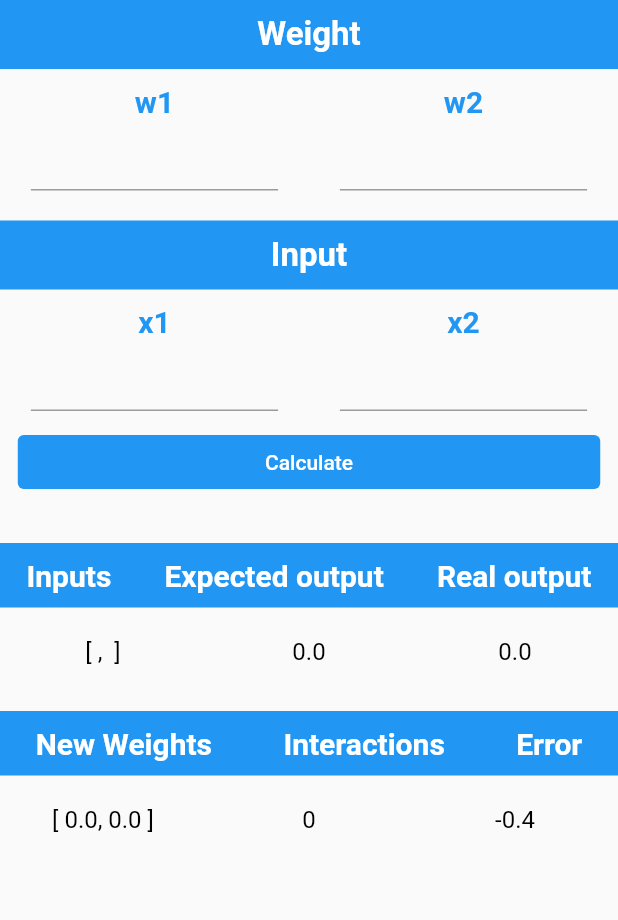
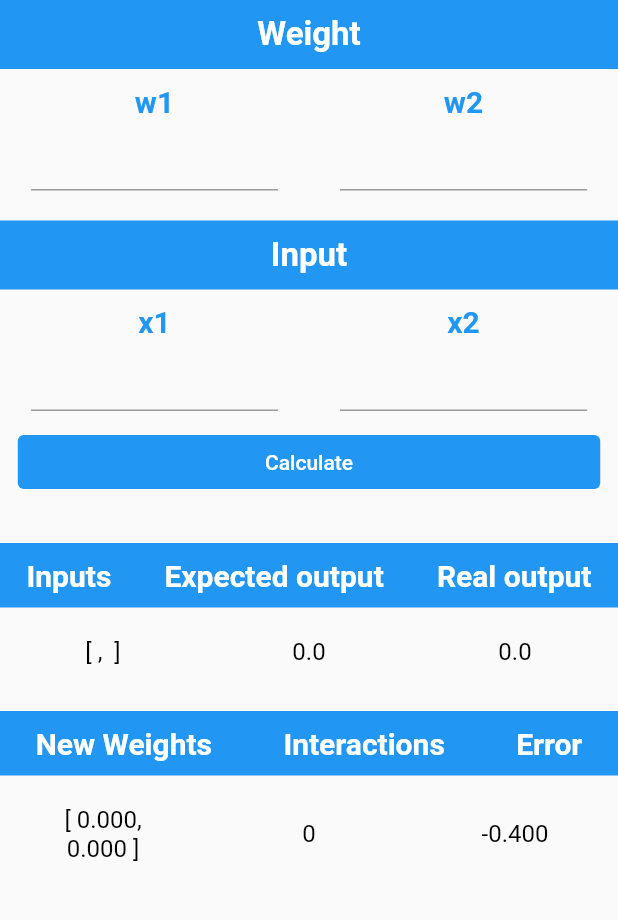
Before and after one commit to valentina102/simple-neuron, a Flutter app: the screen it shows after launch, on a phone screen of 412 x 824 dp, the part 84-1004 px from its top. Run offline on Flutter 3.47's test engine with Material 2 defaults, Android fonts, the light colour scheme and no system bars; our stand-ins replace bloc, flutter_bloc, get_it; missing offline and left inert: dart_numerics.

Commit message:
rounded error and weights

```diff
--- a/lib/neuron/page/neuron.dart
+++ b/lib/neuron/page/neuron.dart
@@ -263,7 +263,7 @@ class NeuronPage extends BasePage<NeuronState, NeuronCubit> {
                         Container(
                             width: MediaQuery.of(context).size.width * 0.2,
                             child: Text(
-                              "[ ${state.weight[0]}, ${state.weight[1]} ]",
+                              "[ ${state.weight[0].toStringAsFixed(3)}, ${state.weight[1].toStringAsFixed(3)} ]",
                               textAlign: TextAlign.center,
                               style: const TextStyle(
                                   color: Colors.black, fontSize: 16),
@@ -279,7 +279,7 @@ class NeuronPage extends BasePage<NeuronState, NeuronCubit> {
                         Container(
                             width: MediaQuery.of(context).size.width * 0.2,
                             child: Text(
-                              state.error.toString(),
+                              state.error.toStringAsFixed(3),
                               textAlign: TextAlign.center,
                               style: const TextStyle(
                                   color: Colors.black, fontSize: 16),
```
